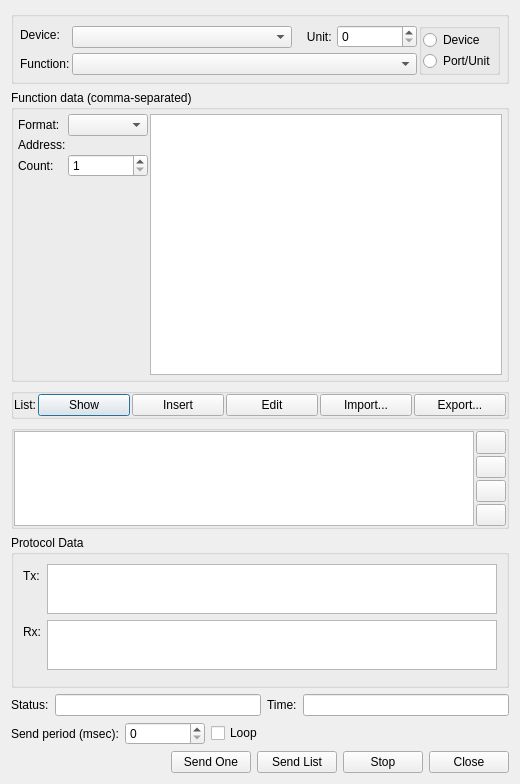
This is src/client/gui/sendmessage/client_sendmessageui.ui in pipichen-rgb/ModbusTools-2025 as Qt 5 draws it before an edit. The edited form follows.
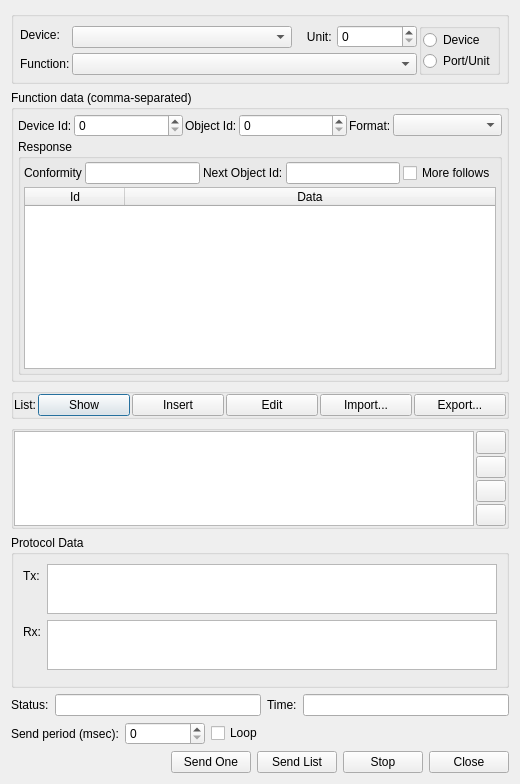
This is the edited form. Icons and pictures are not drawn.

Commit message: Add FC43/14 function support (Read Device Id)

What changed in the file:
```diff
--- a/src/client/gui/sendmessage/client_sendmessageui.ui
+++ b/src/client/gui/sendmessage/client_sendmessageui.ui
@@ -202,7 +202,7 @@
       <item>
        <widget class="QStackedWidget" name="swFunctionData">
         <property name="currentIndex">
-         <number>0</number>
+         <number>6</number>
         </property>
         <widget class="QWidget" name="pgDefault">
          <layout class="QVBoxLayout" name="verticalLayout_5">
@@ -617,6 +617,178 @@
           </item>
          </layout>
         </widget>
+        <widget class="QWidget" name="pgReadDeviceId">
+         <layout class="QVBoxLayout" name="verticalLayout_12">
+          <property name="spacing">
+           <number>2</number>
+          </property>
+          <property name="leftMargin">
+           <number>4</number>
+          </property>
+          <property name="topMargin">
+           <number>4</number>
+          </property>
+          <property name="rightMargin">
+           <number>4</number>
+          </property>
+          <property name="bottomMargin">
+           <number>4</number>
+          </property>
+          <item>
+           <layout class="QHBoxLayout" name="horizontalLayout_15" stretch="0,0,0,0,0,0">
+            <item>
+             <widget class="QLabel" name="label_33">
+              <property name="sizePolicy">
+               <sizepolicy hsizetype="Fixed" vsizetype="Preferred">
+                <horstretch>0</horstretch>
+                <verstretch>0</verstretch>
+               </sizepolicy>
+              </property>
+              <property name="text">
+               <string>Device Id:</string>
+              </property>
+             </widget>
+            </item>
+            <item>
+             <widget class="QSpinBox" name="spReadDeviceId"/>
+            </item>
+            <item>
+             <widget class="QLabel" name="label_35">
+              <property name="sizePolicy">
+               <sizepolicy hsizetype="Fixed" vsizetype="Preferred">
+                <horstretch>0</horstretch>
+                <verstretch>0</verstretch>
+               </sizepolicy>
+              </property>
+              <property name="text">
+               <string>Object Id:</string>
+              </property>
+             </widget>
+            </item>
+            <item>
+             <widget class="QSpinBox" name="spReadDeviceObjectId"/>
+            </item>
+            <item>
+             <widget class="QLabel" name="label_34">
+              <property name="sizePolicy">
+               <sizepolicy hsizetype="Fixed" vsizetype="Preferred">
+                <horstretch>0</horstretch>
+                <verstretch>0</verstretch>
+               </sizepolicy>
+              </property>
+              <property name="text">
+               <string>Format:</string>
+              </property>
+             </widget>
+            </item>
+            <item>
+             <widget class="QComboBox" name="cmbReadDeviceFormat"/>
+            </item>
+           </layout>
+          </item>
+          <item>
+           <widget class="QGroupBox" name="groupBox_2">
+            <property name="title">
+             <string>Response</string>
+            </property>
+            <layout class="QVBoxLayout" name="verticalLayout_11">
+             <property name="spacing">
+              <number>3</number>
+             </property>
+             <property name="leftMargin">
+              <number>3</number>
+             </property>
+             <property name="topMargin">
+              <number>3</number>
+             </property>
+             <property name="rightMargin">
+              <number>3</number>
+             </property>
+             <property name="bottomMargin">
+              <number>3</number>
+             </property>
+             <item>
+              <layout class="QHBoxLayout" name="horizontalLayout_16" stretch="0,0,0,0,0">
+               <item>
+                <widget class="QLabel" name="label_38">
+                 <property name="sizePolicy">
+                  <sizepolicy hsizetype="Fixed" vsizetype="Preferred">
+                   <horstretch>0</horstretch>
+                   <verstretch>0</verstretch>
+                  </sizepolicy>
+                 </property>
+                 <property name="text">
+                  <string>Conformity</string>
+                 </property>
+                </widget>
+               </item>
+               <item>
+                <widget class="QLineEdit" name="lnReadDeviceConformity">
+                 <property name="readOnly">
+                  <bool>true</bool>
+                 </property>
+                </widget>
+               </item>
+               <item>
+                <widget class="QLabel" name="label_37">
+                 <property name="sizePolicy">
+                  <sizepolicy hsizetype="Fixed" vsizetype="Preferred">
+                   <horstretch>0</horstretch>
+                   <verstretch>0</verstretch>
+                  </sizepolicy>
+                 </property>
+                 <property name="text">
+                  <string>Next Object Id:</string>
+                 </property>
+                </widget>
+               </item>
+               <item>
+                <widget class="QLineEdit" name="lnReadDeviceNextObjectId">
+                 <property name="readOnly">
+                  <bool>true</bool>
+                 </property>
+                </widget>
+               </item>
+               <item>
+                <widget class="QCheckBox" name="chbReadDeviceMoreFollows">
+                 <property name="text">
+                  <string>More follows</string>
+                 </property>
+                 <property name="checkable">
+                  <bool>false</bool>
+                 </property>
+                </widget>
+               </item>
+              </layout>
+             </item>
+             <item>
+              <widget class="QTableWidget" name="tblReadDeviceObjects">
+               <property name="rowCount">
+                <number>0</number>
+               </property>
+               <property name="columnCount">
+                <number>2</number>
+               </property>
+               <attribute name="horizontalHeaderStretchLastSection">
+                <bool>true</bool>
+               </attribute>
+               <column>
+                <property name="text">
+                 <string>Id</string>
+                </property>
+               </column>
+               <column>
+                <property name="text">
+                 <string>Data</string>
+                </property>
+               </column>
+              </widget>
+             </item>
+            </layout>
+           </widget>
+          </item>
+         </layout>
+        </widget>
         <widget class="QWidget" name="pgRWMultiReg">
          <layout class="QVBoxLayout" name="verticalLayout_2">
           <property name="spacing">
```
The commit also changes 13 other files.
